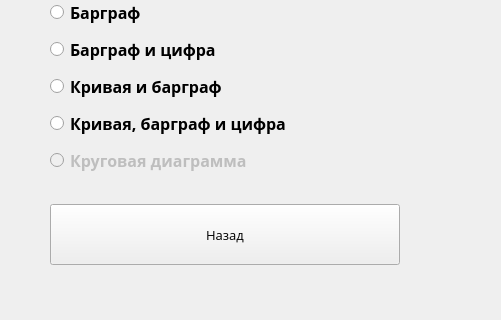
tomyqg/topaz-m, file stackedoptions.ui: the form before one commit; both pictures show x 0 to 501 and y 186 to 506 of the 1024 by 768 pixel window.
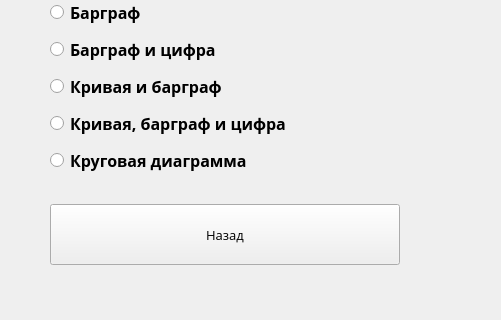
The form after the commit. The open tabs and pages were chosen to show the change. Icons and pictures are not drawn. Custom widgets are drawn as their Qt base class.

```diff
--- a/stackedoptions.ui
+++ b/stackedoptions.ui
@@ -4858,7 +4858,7 @@
       <item>
        <widget class="QRadioButton" name="SetPolarBtn">
         <property name="enabled">
-         <bool>false</bool>
+         <bool>true</bool>
         </property>
         <property name="font">
          <font>
```
Left out of the diff: 6 changed lines with no effect on the pictures.
